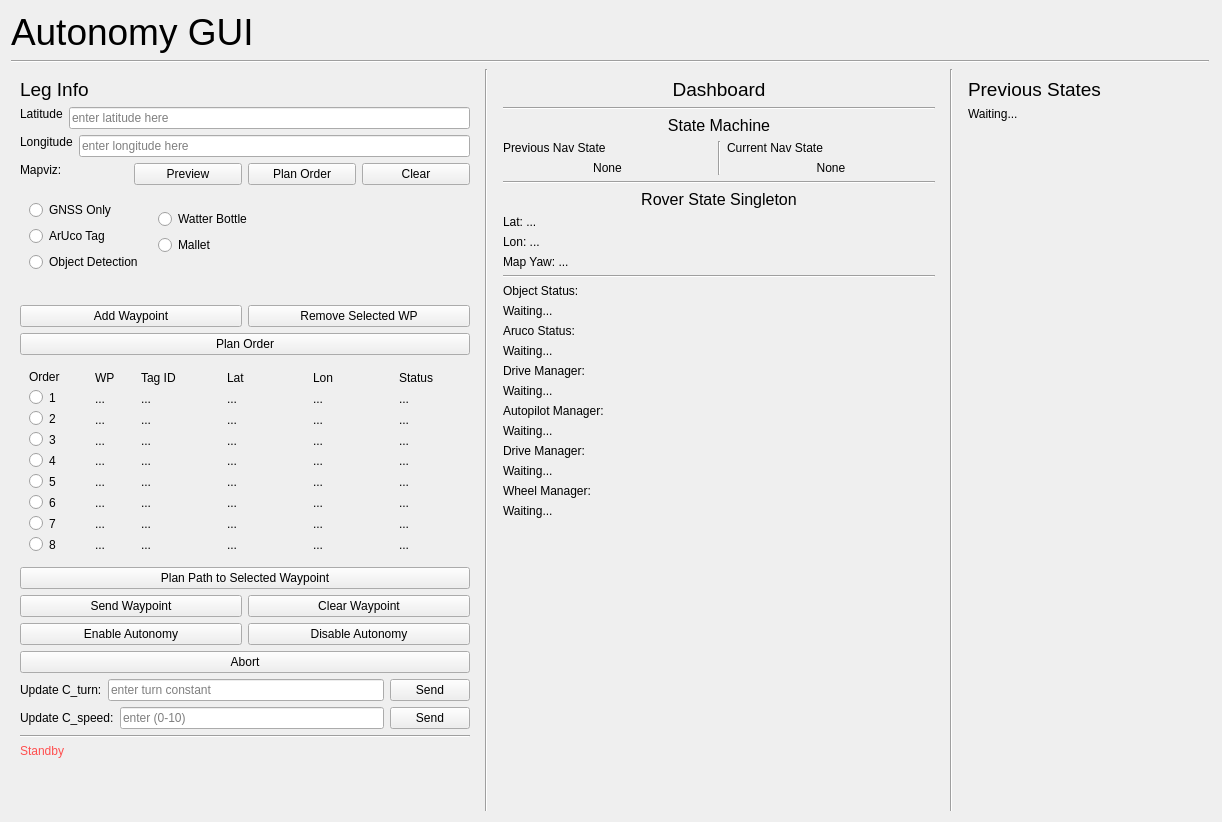
Before: the Qt Designer form mars_ws/src/autonomy/autonomy_gui.ui in BYUMarsRover/Autonomy-ROS2, drawn with Qt 5.
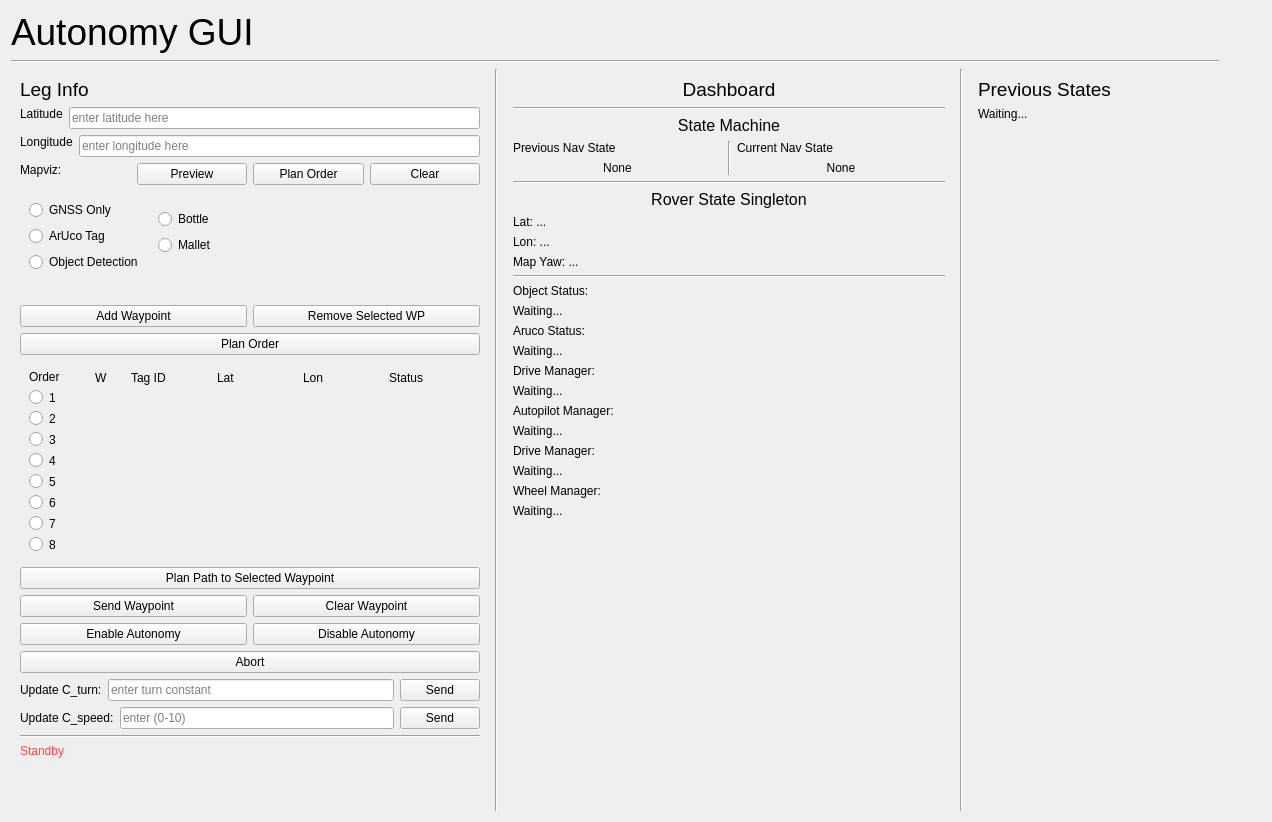
After: the same form once the commit is applied. The open tabs and pages were chosen to show the change.

Patch:
```diff
--- a/mars_ws/src/autonomy/autonomy_gui.ui
+++ b/mars_ws/src/autonomy/autonomy_gui.ui
@@ -29,13 +29,13 @@
      <!-- Everything Widget Properties -->
      <property name="minimumSize">
       <size>
-       <width>1200</width>
+       <width>1250</width>
        <height>800</height>
       </size>
      </property>
      <property name="maximumSize">
       <size>
-       <width>1200</width>
+       <width>1250</width>
        <height>800</height>
       </size>
      </property>
@@ -300,7 +300,7 @@
                    <item>
                     <widget class="QRadioButton" name="WaterBottleRadioButton">
                      <property name="text">
-                      <string>Watter Bottle</string>
+                      <string>Bottle</string>
                      </property>
                     </widget>
                    </item>
@@ -429,13 +429,13 @@
                <widget class="QWidget" name="WaypointListWaypoint">
                 <property name="minimumSize">
                  <size>
-                    <width>40</width>
+                    <width>30</width>
                     <height>200</height>
                  </size>
                 </property>
                 <property name="maximumSize">
                  <size>
-                    <width>40</width>
+                    <width>30</width>
                     <height>200</height>
                  </size>
                 </property>
@@ -449,41 +449,41 @@
                  </item>
                  <item>
                   <widget class="QLabel" name="WP1Label">
-                   <property name="text"><string>...</string></property>
+                   <property name="text"><string> </string></property>
                   </widget>
                  </item>
                  <item>
                   <widget class="QLabel" name="WP2Label">
-                   <property name="text"><string>...</string></property>
+                   <property name="text"><string> </string></property>
                   </widget>
                  </item>
                  <item>
                   <widget class="QLabel" name="WP3Label">
-                   <property name="text"><string>...</string></property>
+                   <property name="text"><string> </string></property>
                   </widget>
                  </item>
                  <item>
                   <widget class="QLabel" name="WP4Label">
-                   <property name="text"><string>...</string></property>
+                   <property name="text"><string> </string></property>
                   </widget>
                  </item>
                  <item>
                   <widget class="QLabel" name="WP5Label">
-                   <property name="text"><string>...</string></property>
+                   <property name="text"><string> </string></property>
                   </widget>
                  </item>
                  <item>
                   <widget class="QLabel" name="WP6Label">
-                   <property name="text"><string>...</string></property>
+                   <property name="text"><string> </string></property>
                   </widget>
                  </item><item>
                   <widget class="QLabel" name="WP7Label">
-                   <property name="text"><string>...</string></property>
+                   <property name="text"><string> </string></property>
                   </widget>
                  </item>
                  <item>
                   <widget class="QLabel" name="WP8Label">
-                   <property name="text"><string>...</string></property>
+                   <property name="text"><string> </string></property>
                   </widget>
                  </item>
                 </layout>
@@ -514,41 +514,41 @@
                  </item>
                  <item>
                   <widget class="QLabel" name="TagID1Label">
-                   <property name="text"><string>...</string></property>
+                   <property name="text"><string> </string></property>
                   </widget>
                  </item>
                  <item>
                   <widget class="QLabel" name="TagID2Label">
-                   <property name="text"><string>...</string></property>
+                   <property name="text"><string> </string></property>
                   </widget>
                  </item>
                  <item>
                   <widget class="QLabel" name="TagID3Label">
-                   <property name="text"><string>...</string></property>
+                   <property name="text"><string> </string></property>
                   </widget>
                  </item>
                  <item>
                   <widget class="QLabel" name="TagID4Label">
-                   <property name="text"><string>...</string></property>
+                   <property name="text"><string> </string></property>
                   </widget>
                  </item>
                  <item>
                   <widget class="QLabel" name="TagID5Label">
-                   <property name="text"><string>...</string></property>
+                   <property name="text"><string> </string></property>
                   </widget>
                  </item>
                  <item>
                   <widget class="QLabel" name="TagID6Label">
-                   <property name="text"><string>...</string></property>
+                   <property name="text"><string> </string></property>
                   </widget>
                  </item><item>
                   <widget class="QLabel" name="TagID7Label">
-                   <property name="text"><string>...</string></property>
+                   <property name="text"><string> </string></property>
                   </widget>
                  </item>
                  <item>
                   <widget class="QLabel" name="TagID8Label">
-                   <property name="text"><string>...</string></property>
+                   <property name="text"><string> </string></property>
                   </widget>
                  </item>
                 </layout>
@@ -579,41 +579,41 @@
                  </item>
                  <item>
                   <widget class="QLabel" name="Lat1Label">
-                   <property name="text"><string>...</string></property>
+                   <property name="text"><string> </string></property>
                   </widget>
                  </item>
                  <item>
                   <widget class="QLabel" name="Lat2Label">
-                   <property name="text"><string>...</string></property>
+                   <property name="text"><string> </string></property>
                   </widget>
                  </item>
                  <item>
                   <widget class="QLabel" name="Lat3Label">
-                   <property name="text"><string>...</string></property>
+                   <property name="text"><string> </string></property>
                   </widget>
                  </item>
                  <item>
                   <widget class="QLabel" name="Lat4Label">
-                   <property name="text"><string>...</string></property>
+                   <property name="text"><string> </string></property>
                   </widget>
                  </item>
                  <item>
                   <widget class="QLabel" name="Lat5Label">
-                   <property name="text"><string>...</string></property>
+                   <property name="text"><string> </string></property>
                   </widget>
                  </item>
                  <item>
                   <widget class="QLabel" name="Lat6Label">
-                   <property name="text"><string>...</string></property>
+                   <property name="text"><string> </string></property>
                   </widget>
                  </item><item>
                   <widget class="QLabel" name="Lat7Label">
-                   <property name="text"><string>...</string></property>
+                   <property name="text"><string> </string></property>
                   </widget>
                  </item>
                  <item>
                   <widget class="QLabel" name="Lat8Label">
-                   <property name="text"><string>...</string></property>
+                   <property name="text"><string> </string></property>
                   </widget>
                  </item>
                 </layout>
@@ -644,41 +644,41 @@
                  </item>
                  <item>
                   <widget class="QLabel" name="Lon1Label">
-                   <property name="text"><string>...</string></property>
+                   <property name="text"><string> </string></property>
                   </widget>
                  </item>
                  <item>
                   <widget class="QLabel" name="Lon2Label">
-                   <property name="text"><string>...</string></property>
+                   <property name="text"><string> </string></property>
                   </widget>
                  </item>
                  <item>
                   <widget class="QLabel" name="Lon3Label">
-                   <property name="text"><string>...</string></property>
+                   <property name="text"><string> </string></property>
                   </widget>
                  </item>
                  <item>
                   <widget class="QLabel" name="Lon4Label">
-                   <property name="text"><string>...</string></property>
+                   <property name="text"><string> </string></property>
                   </widget>
                  </item>
                  <item>
                   <widget class="QLabel" name="Lon5Label">
-                   <property name="text"><string>...</string></property>
+                   <property name="text"><string> </string></property>
                   </widget>
                  </item>
                  <item>
                   <widget class="QLabel" name="Lon6Label">
-                   <property name="text"><string>...</string></property>
+                   <property name="text"><string> </string></property>
                   </widget>
                  </item><item>
                   <widget class="QLabel" name="Lon7Label">
-                   <property name="text"><string>...</string></property>
+                   <property name="text"><string> </string></property>
                   </widget>
                  </item>
                  <item>
                   <widget class="QLabel" name="Lon8Label">
-                   <property name="text"><string>...</string></property>
+                   <property name="text"><string> </string></property>
                   </widget>
                  </item>
                 </layout>
@@ -689,13 +689,13 @@
                <widget class="QWidget" name="WaypointListStatus">
                 <property name="minimumSize">
                  <size>
-                    <width>80</width>
+                    <width>100</width>
                     <height>200</height>
                  </size>
                 </property>
                 <property name="maximumSize">
                  <size>
-                    <width>80</width>
+                    <width>100</width>
                     <height>200</height>
                  </size>
                 </property>
@@ -709,41 +709,41 @@
                  </item>
                  <item>
                   <widget class="QLabel" name="Status1Label">
-                   <property name="text"><string>...</string></property>
+                   <property name="text"><string> </string></property>
                   </widget>
                  </item>
                  <item>
                   <widget class="QLabel" name="Status2Label">
-                   <property name="text"><string>...</string></property>
+                   <property name="text"><string> </string></property>
                   </widget>
                  </item>
                  <item>
                   <widget class="QLabel" name="Status3Label">
-                   <property name="text"><string>...</string></property>
+                   <property name="text"><string> </string></property>
                   </widget>
                  </item>
                  <item>
                   <widget class="QLabel" name="Status4Label">
-                   <property name="text"><string>...</string></property>
+                   <property name="text"><string> </string></property>
                   </widget>
                  </item>
                  <item>
                   <widget class="QLabel" name="Status5Label">
-                   <property name="text"><string>...</string></property>
+                   <property name="text"><string> </string></property>
                   </widget>
                  </item>
                  <item>
                   <widget class="QLabel" name="Status6Label">
-                   <property name="text"><string>...</string></property>
+                   <property name="text"><string> </string></property>
                   </widget>
                  </item><item>
                   <widget class="QLabel" name="Status7Label">
-                   <property name="text"><string>...</string></property>
+                   <property name="text"><string> </string></property>
                   </widget>
                  </item>
                  <item>
                   <widget class="QLabel" name="Status8Label">
-                   <property name="text"><string>...</string></property>
+                   <property name="text"><string> </string></property>
                   </widget>
                  </item>
                 </layout>
@@ -898,7 +898,7 @@
                <string>Standby</string>
               </property>
               <property name="styleSheet">
-               <string>color:rgb(255, 79, 79);</string>
+               <string>color:rgb(255, 68, 68);</string>
               </property>
               <property name="scaledContents">
                <bool>false</bool>
```
Left out of the diff: 8 changed lines with no effect on the pictures.
